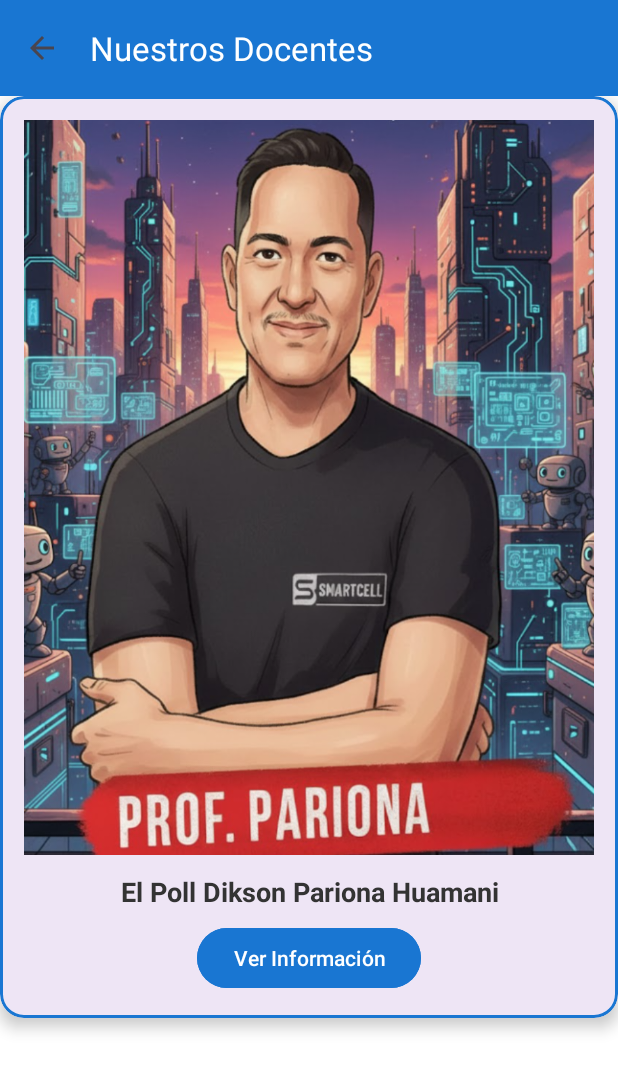
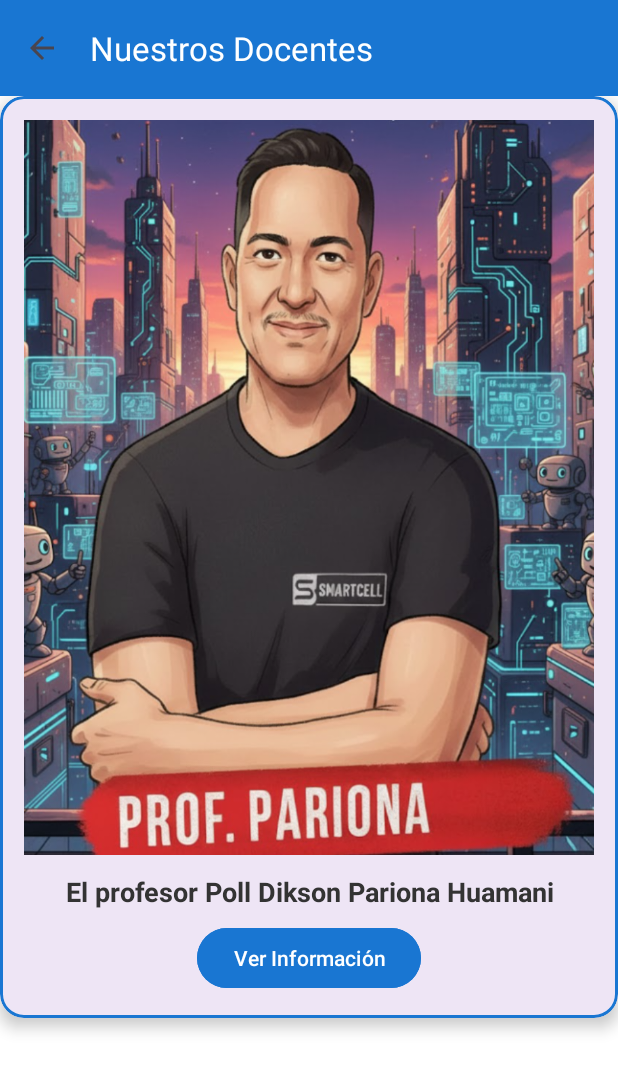
Before and after one commit to Joseph30070/AppSmartcell, an Android app built with Jetpack Compose: the DocentesActivity screen opened directly, with no data from a screen before it, on a phone screen of 412 x 824 dp. Shown: the top 1071 px of the screen. Run offline under Robolectric (Android 15) with nearby library versions, the phone set to English and light mode, and no system bars.

Commit message:
pequeño error en el nombre del profesor

```diff
--- a/app/src/main/res/layout/activity_docentes.xml
+++ b/app/src/main/res/layout/activity_docentes.xml
@@ -72,7 +72,7 @@
                         android:id="@+id/txtNombreProfesor"
                         android:layout_width="match_parent"
                         android:layout_height="wrap_content"
-                        android:text="El Poll Dikson Pariona Huamani"
+                        android:text="El profesor Poll Dikson Pariona Huamani"
                         android:textSize="18sp"
                         android:textStyle="bold"
                         android:textColor="#333333"
```
